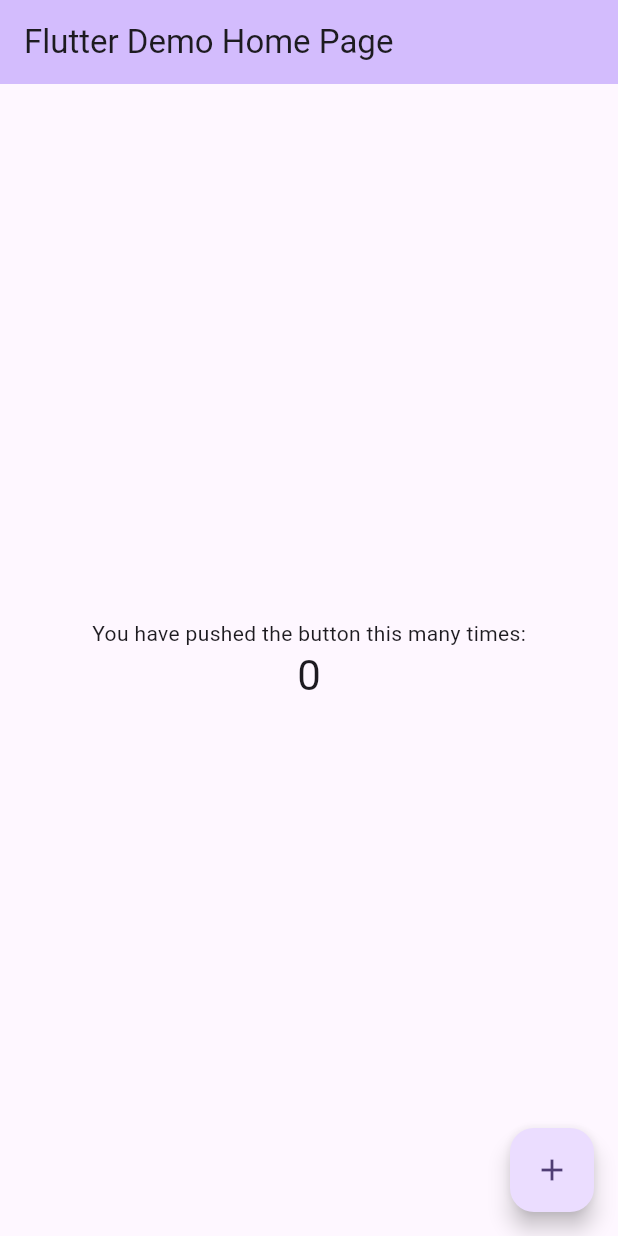
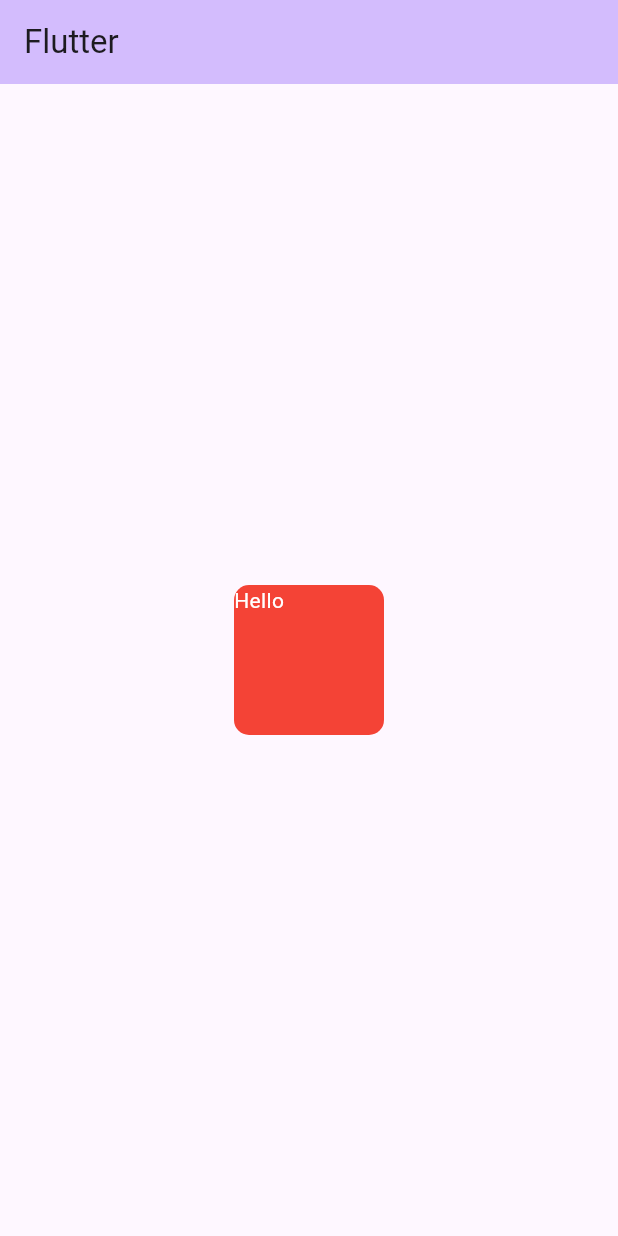
Before and after one commit to Mohamed-Samir-Ibrahim/Practice, a Flutter app: the screen it shows after launch, on a phone screen of 412 x 824 dp. Run offline on Flutter 3.47's test engine with Material 3 defaults, Android fonts, the phone set to English and light mode, and no system bars.

Commit message:
feat(basics-branch): added container with text inside it.

```diff
--- /dev/null
+++ b/lib/basics/container_widget.dart
@@ -0,0 +1,39 @@
+import 'package:flutter/material.dart';
+
+class ContainerWidget extends StatefulWidget {
+  const ContainerWidget({super.key});
+
+  @override
+  State<ContainerWidget> createState() => _ContainerWidgetState();
+}
+
+class _ContainerWidgetState extends State<ContainerWidget> {
+  int _counter = 0;
+
+  void _incrementCounter() {
+    setState(() {
+      _counter++;
+    });
+  }
+
+  @override
+  Widget build(BuildContext context) {
+    return Scaffold(
+      appBar: AppBar(
+        backgroundColor: Theme.of(context).colorScheme.inversePrimary,
+        title: Text('Flutter'),
+      ),
+      body: Center(
+        child: Container(
+          height: 100,
+          width: 100,
+          decoration: BoxDecoration(
+            borderRadius: BorderRadius.circular(10),
+            color: Colors.red,
+          ),
+          child: Text('Hello', style: TextStyle(color: Colors.white)),
+        ),
+      ),
+    );
+  }
+}
--- a/lib/main.dart
+++ b/lib/main.dart
@@ -1,4 +1,5 @@
 import 'package:flutter/material.dart';
+import 'package:flutter_practice/basics/container_widget.dart';
 
 void main() {
   runApp(const MyApp());
@@ -15,7 +16,7 @@ class MyApp extends StatelessWidget {
       theme: ThemeData(
         colorScheme: .fromSeed(seedColor: Colors.deepPurple),
       ),
-      home: const MyHomePage(title: 'Flutter Demo Home Page'),
+      home: ContainerWidget(),
     );
   }
 }
```
